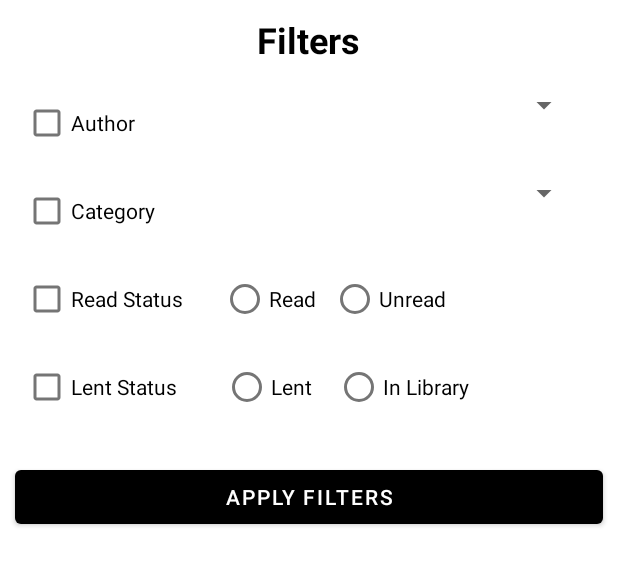
After one commit to radubotanel99/MyBooks, an Android app: the layout bottom_sheet_filter.xml on its own in the app's theme, with its tools: preview values and no code run, on a phone screen of 412 x 824 dp. The commit adds this screen. Shown: the top 566 px of the screen. Run offline under Robolectric (Android 15) with nearby library versions, the phone set to English and light mode, and no system bars.

Commit message:
Filter functionality

```diff
--- a/app/src/main/java/com/firstapp/app/activities/AddBookActivity.java
+++ b/app/src/main/java/com/firstapp/app/activities/AddBookActivity.java
@@ -41,9 +41,7 @@ public class AddBookActivity extends AbstractActivity {
 
     private EditText titleEdt, authorEdt, publisherEdt, descriptionEdt, copiesEdt, lentToEdt, numberOfPagesEdt;
     private Spinner categorySpn;
-    private CheckBox digitalChk;
-    private CheckBox lentChk;
-    private CheckBox readChk;
+    private CheckBox digitalChk, lentChk, readChk;
     private Button addBookBtn;
     private Database db;
     private DatePickerDialog datePickerDialog;
--- a/app/src/main/java/com/firstapp/app/activities/ViewOneBookActivity.java
+++ b/app/src/main/java/com/firstapp/app/activities/ViewOneBookActivity.java
@@ -88,8 +88,8 @@ public class ViewOneBookActivity extends AbstractActivity {
 
     private void displayBookInformation() {
         titleTextView.setText(title == null || title.isEmpty() ? "N/A" : title);
-        authorTextView.setText(author == null || author.isEmpty() ? "N/A" : author);
-        descriptionTextView.setText(description == null || description.isEmpty() ? "N/A" : description);
+        authorTextView.setText(author == null || author.isEmpty() ? "No author" : author);
+        descriptionTextView.setText(description == null || description.isEmpty() ? "No description" : description);
         copiesTextView.setText("Nr of copies: " + copies);
         categoryTextView.setText("Category: " + (category == null || category.isEmpty() ? "N/A" : category));
         publishedDateTextView.setText("Published Date:\n" + (publishedDate == null || publishedDate.isEmpty() ? "N/A" : publishedDate));
--- /dev/null
+++ b/app/src/main/java/com/firstapp/app/helperclasses/FilterListener.java
@@ -0,0 +1,6 @@
+package com.firstapp.app.helperclasses;
+
+public interface FilterListener {
+    void onFiltersApplied(boolean authorChecked, boolean categoryChecked, boolean readChecked, boolean lentChecked,
+                          boolean readRdBtnChecked, boolean lentRdBtnChecked, String authorSelected, String categorySelected);
+}
--- a/app/src/main/java/com/firstapp/app/helperclasses/GeneralConstants.java
+++ b/app/src/main/java/com/firstapp/app/helperclasses/GeneralConstants.java
@@ -25,4 +25,7 @@ public class GeneralConstants {
     public static final String IMAGE = "image";
 
     public static final String SELECT_CATEGORY = "Select category...";
+
+    public static final String BOOK_TABLE = "book";
+    public static final String CATEGORY_TABLE = "category";
 }
--- /dev/null
+++ b/app/src/main/res/layout/bottom_sheet_filter.xml
@@ -0,0 +1,153 @@
+<LinearLayout
+    xmlns:android="http://schemas.android.com/apk/res/android"
+    android:layout_width="match_parent"
+    android:layout_height="wrap_content"
+    android:orientation="vertical">
+
+    <!-- Title TextView -->
+    <TextView
+        android:id="@+id/titleTextView"
+        android:layout_width="wrap_content"
+        android:layout_height="wrap_content"
+        android:text="Filters"
+        android:textSize="24sp"
+        android:layout_gravity="center"
+        android:textColor="#000000"
+        android:textStyle="bold"
+        android:layout_marginTop="10dp"
+        />
+
+    <LinearLayout
+        android:layout_width="match_parent"
+        android:layout_height="wrap_content"
+        android:orientation="horizontal">
+
+        <CheckBox
+            android:id="@+id/idChkAuthor"
+            android:layout_width="wrap_content"
+            android:layout_height="wrap_content"
+            android:layout_margin="15dp"
+            android:text="Author" />
+
+        <Spinner
+            android:id="@+id/idSpnAuthor"
+            android:layout_width="match_parent"
+            android:layout_height="wrap_content"
+            android:layout_marginLeft="40dp"
+            android:layout_marginTop="15dp"
+            android:layout_marginBottom="25dp"
+            android:layout_marginRight="25dp" />
+
+    </LinearLayout>
+
+    <LinearLayout
+        android:layout_width="match_parent"
+        android:layout_height="wrap_content"
+        android:layout_marginTop="-20dp"
+        android:orientation="horizontal">
+
+        <CheckBox
+            android:id="@+id/idChkCategory"
+            android:layout_width="wrap_content"
+            android:layout_height="wrap_content"
+            android:layout_margin="15dp"
+            android:text="Category" />
+
+        <Spinner
+            android:id="@+id/idSpnCategory"
+            android:layout_width="match_parent"
+            android:layout_height="wrap_content"
+            android:layout_marginLeft="25dp"
+            android:layout_marginTop="15dp"
+            android:layout_marginBottom="25dp"
+            android:layout_marginRight="25dp" />
+
+    </LinearLayout>
+
+    <LinearLayout
+        android:layout_width="match_parent"
+        android:layout_height="wrap_content"
+        android:layout_marginTop="-20dp"
+        android:orientation="horizontal">
+
+        <CheckBox
+            android:id="@+id/idChkReadStatus"
+            android:layout_width="wrap_content"
+            android:layout_height="wrap_content"
+            android:layout_margin="15dp"
+            android:text="Read Status" />
+
+        <RadioGroup
+            android:id="@+id/radioReadStatus"
+            android:layout_width="wrap_content"
+            android:layout_height="wrap_content"
+            android:orientation="horizontal"
+            android:layout_marginLeft="10dp"
+            android:layout_marginTop="15dp"
+            android:layout_marginRight="15dp"
+            android:layout_marginBottom="15dp">
+
+            <RadioButton
+                android:id="@+id/rdBtnRead"
+                android:layout_width="wrap_content"
+                android:layout_height="wrap_content"
+                android:text="Read" />
+
+            <RadioButton
+                android:id="@+id/rdBtnUnread"
+                android:layout_width="wrap_content"
+                android:layout_height="wrap_content"
+                android:layout_marginLeft="10dp"
+                android:text="Unread" />
+
+        </RadioGroup>
+
+    </LinearLayout>
+
+    <LinearLayout
+        android:layout_width="match_parent"
+        android:layout_height="wrap_content"
+        android:layout_marginTop="-20dp"
+        android:orientation="horizontal">
+
+        <CheckBox
+            android:id="@+id/idChkLentStatus"
+            android:layout_width="wrap_content"
+            android:layout_height="wrap_content"
+            android:layout_margin="15dp"
+            android:text="Lent Status" />
+
+        <RadioGroup
+            android:id="@+id/radioLentStatus"
+            android:layout_width="wrap_content"
+            android:layout_height="wrap_content"
+            android:orientation="horizontal"
+            android:layout_margin="15dp">
+
+            <RadioButton
+                android:id="@+id/rdBtnLent"
+                android:layout_width="wrap_content"
+                android:layout_height="wrap_content"
+                android:text="Lent" />
+
+            <RadioButton
+                android:id="@+id/rdBtnUnlent"
+                android:layout_width="wrap_content"
+                android:layout_height="wrap_content"
+                android:layout_marginLeft="15dp"
+                android:text="In Library" />
+
+        </RadioGroup>
+
+    </LinearLayout>
+
+    <!-- Apply Button -->
+    <Button
+        android:id="@+id/applyButton"
+        android:layout_width="match_parent"
+        android:layout_height="wrap_content"
+        android:layout_margin="10dp"
+        android:text="Apply Filters" />
+
+
+</LinearLayout>
```
Also changed, not shown: app/src/main/java/com/firstapp/app/activities/ViewBooksActivity.java (+82 -3 lines), app/src/main/java/com/firstapp/app/database/BookManager.java (+58 -1 lines), app/src/main/java/com/firstapp/app/database/Database.java (+14 -0 lines), app/src/main/java/com/firstapp/app/views/FilterBottomSheet.java (added, +271 -0 lines), app/src/main/res/layout/activity_view_books.xml (+35 -2 lines).
